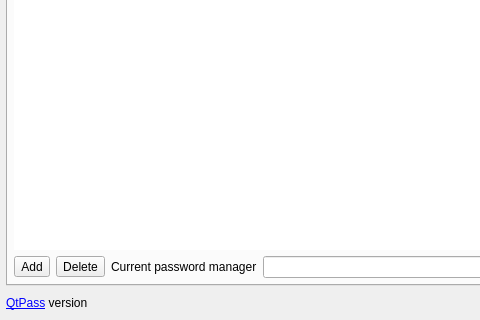
First picture: the form in src/configdialog.ui, repository IJHack/QtPass, before the edit; both pictures show x 0 to 480 and y 330 to 650 of the 659 by 650 pixel window.
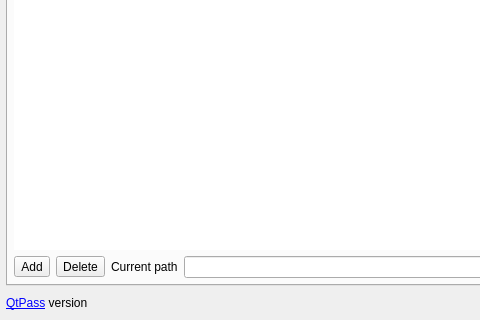
Second picture: the form after the edit. The open tabs and pages were chosen to show the change. Icons and pictures are not drawn.

Commit message: Updated CONTRIBUTING, locales and changed the "Current profile / password-store / password manager" to "Current path"

```diff
--- a/src/configdialog.ui
+++ b/src/configdialog.ui
@@ -912,7 +912,7 @@
          <item row="0" column="2">
           <widget class="QLabel" name="labelStorePath">
            <property name="text">
-            <string>Current password manager</string>
+            <string>Current path</string>
            </property>
           </widget>
          </item>
```
The commit also changes 28 other files.
